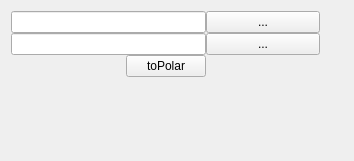
Above: src/mainwindow.ui from PhilippUryas/Vega-GeneratorRLI before the change. Below: the same form after it.
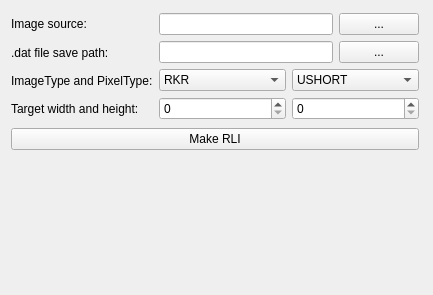
That is the form after the change.

Commit message: New user interface

Patch:
```diff
--- a/src/mainwindow.ui
+++ b/src/mainwindow.ui
@@ -12,8 +12,8 @@
    <rect>
     <x>0</x>
     <y>0</y>
-    <width>354</width>
-    <height>161</height>
+    <width>433</width>
+    <height>295</height>
    </rect>
   </property>
   <property name="sizePolicy">
@@ -31,88 +31,146 @@
      <rect>
       <x>0</x>
       <y>0</y>
-      <width>331</width>
-      <height>151</height>
+      <width>430</width>
+      <height>164</height>
      </rect>
     </property>
-    <layout class="QGridLayout" name="gridLayout">
-     <property name="sizeConstraint">
-      <enum>QLayout::SetMinAndMaxSize</enum>
-     </property>
-     <property name="spacing">
-      <number>0</number>
-     </property>
-     <item row="1" column="0" colspan="2">
-      <widget class="QLineEdit" name="savePathLineEdit"/>
+    <layout class="QVBoxLayout" name="verticalLayout_3">
+     <item>
+      <layout class="QHBoxLayout" name="horizontalLayout_5">
+       <item>
+        <layout class="QVBoxLayout" name="verticalLayout_2">
+         <item>
+          <widget class="QLabel" name="label">
+           <property name="text">
+            <string>Image source:</string>
+           </property>
+          </widget>
+         </item>
+         <item>
+          <widget class="QLabel" name="label_2">
+           <property name="text">
+            <string>.dat file save path:</string>
+           </property>
+          </widget>
+         </item>
+         <item>
+          <widget class="QLabel" name="label_3">
+           <property name="text">
+            <string>ImageType and PixelType:</string>
+           </property>
+          </widget>
+         </item>
+         <item>
+          <widget class="QLabel" name="label_4">
+           <property name="text">
+            <string>Target width and height:</string>
+           </property>
+          </widget>
+         </item>
+        </layout>
+       </item>
+       <item>
+        <layout class="QVBoxLayout" name="verticalLayout">
+         <item>
+          <layout class="QHBoxLayout" name="horizontalLayout">
+           <item>
+            <widget class="QLineEdit" name="sourcePathLineEdit"/>
+           </item>
+           <item>
+            <widget class="QPushButton" name="selectSourcePathButton">
+             <property name="text">
+              <string>...</string>
+             </property>
+            </widget>
+           </item>
+          </layout>
+         </item>
+         <item>
+          <layout class="QHBoxLayout" name="horizontalLayout_2">
+           <item>
+            <widget class="QLineEdit" name="datFileSavePathLineEdit"/>
+           </item>
+           <item>
+            <widget class="QPushButton" name="selectDatSavePathLineEdit">
+             <property name="text">
+              <string>...</string>
+             </property>
+            </widget>
+           </item>
+          </layout>
+         </item>
+         <item>
+          <layout class="QHBoxLayout" name="horizontalLayout_3">
+           <item>
+            <widget class="QComboBox" name="imageTypeComboBox">
+             <item>
+              <property name="text">
+               <string>RKR</string>
+              </property>
+             </item>
+             <item>
+              <property name="text">
+               <string>SRLI</string>
+              </property>
+             </item>
+             <item>
+              <property name="text">
+               <string>RRLI</string>
+              </property>
+             </item>
+            </widget>
+           </item>
+           <item>
+            <widget class="QComboBox" name="pixelTypeComboBox">
+             <item>
+              <property name="text">
+               <string>USHORT</string>
+              </property>
+             </item>
+             <item>
+              <property name="text">
+               <string>UINT</string>
+              </property>
+             </item>
+             <item>
+              <property name="text">
+               <string>FLOAT</string>
+              </property>
+             </item>
+            </widget>
+           </item>
+          </layout>
+         </item>
+         <item>
+          <layout class="QHBoxLayout" name="horizontalLayout_4">
+           <item>
+            <widget class="QSpinBox" name="targetWidthComboBox">
+             <property name="maximum">
+              <number>2147483647</number>
+             </property>
+            </widget>
+           </item>
+           <item>
+            <widget class="QSpinBox" name="targetHeigthComboBox">
+             <property name="maximum">
+              <number>2147483647</number>
+             </property>
+            </widget>
+           </item>
+          </layout>
+         </item>
+        </layout>
+       </item>
+      </layout>
      </item>
-     <item row="1" column="2">
-      <widget class="QPushButton" name="selectSavePathPushButton">
-       <property name="sizePolicy">
-        <sizepolicy hsizetype="Expanding" vsizetype="Fixed">
-         <horstretch>0</horstretch>
-         <verstretch>0</verstretch>
-        </sizepolicy>
-       </property>
+     <item>
+      <widget class="QPushButton" name="makeRLIButton">
        <property name="text">
-        <string>...</string>
+        <string>Make RLI</string>
        </property>
       </widget>
      </item>
-     <item row="0" column="2">
-      <widget class="QPushButton" name="selectSourcePathPushButton">
-       <property name="sizePolicy">
-        <sizepolicy hsizetype="Expanding" vsizetype="Fixed">
-         <horstretch>0</horstretch>
-         <verstretch>0</verstretch>
-        </sizepolicy>
-       </property>
-       <property name="text">
-        <string>...</string>
-       </property>
-      </widget>
-     </item>
-     <item row="2" column="0">
-      <spacer name="horizontalSpacer_2">
-       <property name="orientation">
-        <enum>Qt::Horizontal</enum>
-       </property>
-       <property name="sizeType">
-        <enum>QSizePolicy::MinimumExpanding</enum>
-       </property>
-       <property name="sizeHint" stdset="0">
-        <size>
-         <width>40</width>
-         <height>20</height>
-        </size>
-       </property>
-      </spacer>
-     </item>
-     <item row="2" column="2">
-      <spacer name="horizontalSpacer">
-       <property name="orientation">
-        <enum>Qt::Horizontal</enum>
-       </property>
-       <property name="sizeType">
-        <enum>QSizePolicy::MinimumExpanding</enum>
-       </property>
-       <property name="sizeHint" stdset="0">
-        <size>
-         <width>40</width>
-         <height>20</height>
-        </size>
-       </property>
-      </spacer>
-     </item>
-     <item row="2" column="1">
-      <widget class="QPushButton" name="toPolarPushButton">
-       <property name="text">
-        <string>toPolar</string>
-       </property>
-      </widget>
-     </item>
-     <item row="0" column="0" colspan="2">
-      <widget class="QLineEdit" name="sourcePathLineEdit"/>
-     </item>
     </layout>
    </widget>
   </widget>
```
The commit also changes 5 other files.
